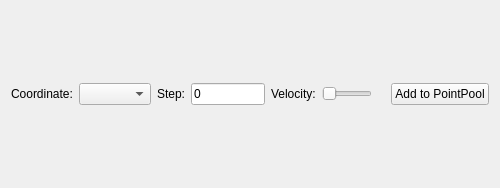
This is src/ui/setting_panel/setting_panel.ui in jintaoChan/ROS2-general-teaching-pendant as Qt 5 draws it before an edit. The edited form follows.
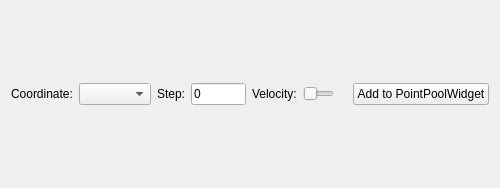
This is the edited form.

The edit to the form file:
```diff
--- a/src/ui/setting_panel/setting_panel.ui
+++ b/src/ui/setting_panel/setting_panel.ui
@@ -66,7 +66,7 @@
        <item>
         <widget class="QPushButton" name="add_to_point_pool_button">
          <property name="text">
-          <string>Add to PointPool</string>
+          <string>Add to PointPoolWidget</string>
          </property>
         </widget>
        </item>
```
